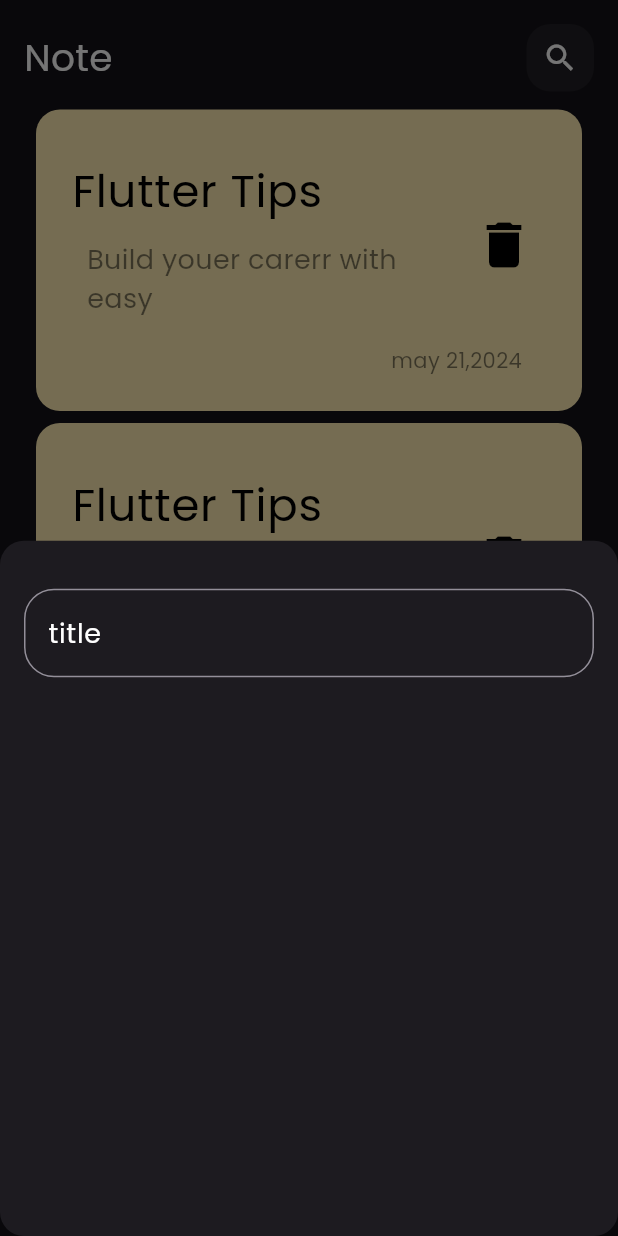
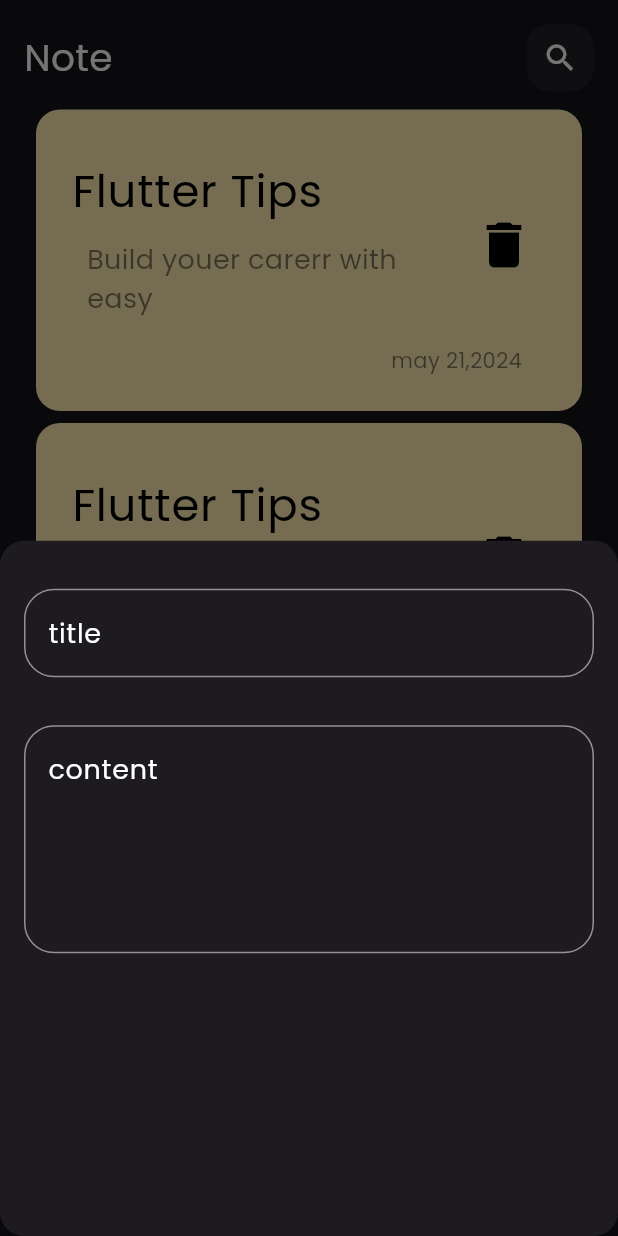
Before and after one commit to gadooo/Notes_app, a Flutter app: the screen it shows after launch, after a tap on the "add" icon, on a phone screen of 412 x 824 dp. Run offline on Flutter 3.47's test engine with Material 3 defaults, Android fonts, the phone set to English and light mode, and no system bars.

Commit message:
add text filed to notes bottom sheet

```diff
--- a/lib/views/widgets/add_note_buttom_sheet.dart
+++ b/lib/views/widgets/add_note_buttom_sheet.dart
@@ -7,7 +7,15 @@
   @override
   Widget build(BuildContext context) {
     return const Column(
-      children: [CustomTextFilde()],
+      children: [
+        CustomTextFilde(
+          hint: 'title',
+        ),
+        CustomTextFilde(
+          hint: 'content',
+          maxLines: 5,
+        )
+      ],
     );
   }
 }
--- a/lib/views/widgets/custom_text_filde.dart
+++ b/lib/views/widgets/custom_text_filde.dart
@@ -2,16 +2,20 @@
 import 'package:flutter/material.dart';
 
 class CustomTextFilde extends StatelessWidget {
-  const CustomTextFilde({super.key});
+  const CustomTextFilde({super.key, required this.hint, this.maxLines = 1});
+  final String hint;
+  final int maxLines;
 
   @override
   Widget build(BuildContext context) {
     return Padding(
-      padding: const EdgeInsets.symmetric(horizontal: 16.0, vertical: 32),
+      padding:
+          const EdgeInsets.only(left: 16.0, right: 16.0, bottom: 0, top: 32),
       child: TextField(
+        maxLines: maxLines,
         cursorColor: kprimaryColor,
         decoration: InputDecoration(
-            hintText: 'title',
+            hintText: hint,
             hintStyle: const TextStyle(color: Colors.white, fontSize: 18),
             border: customBorder(),
             focusedBorder: customBorder(kprimaryColor)),
```
